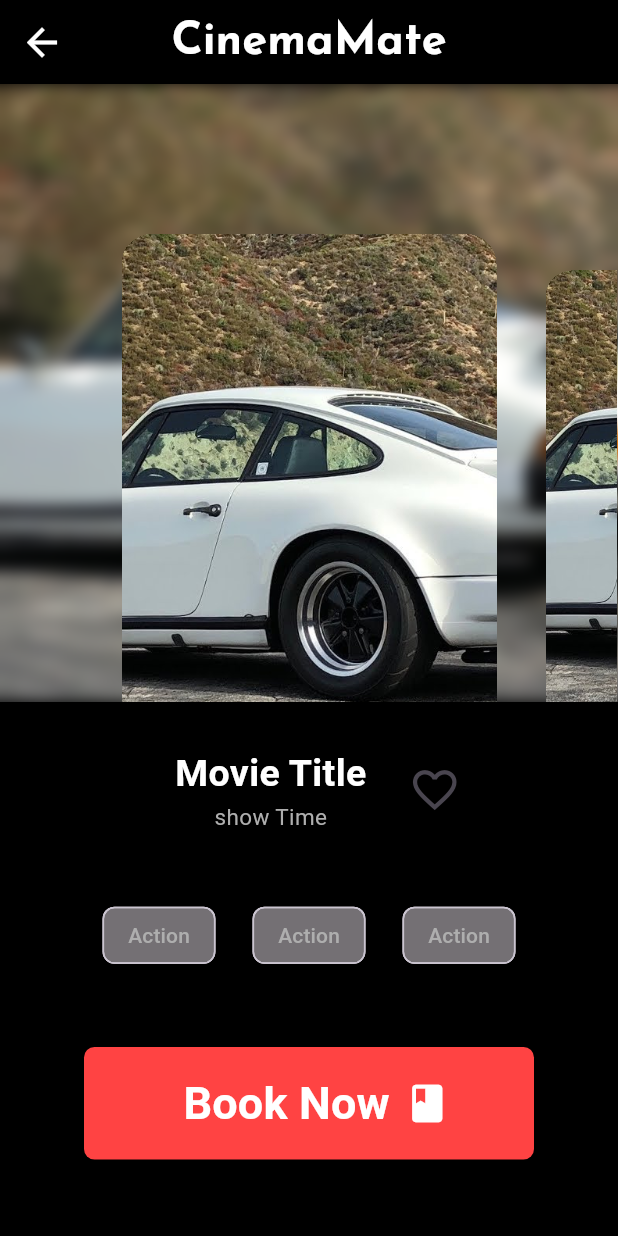
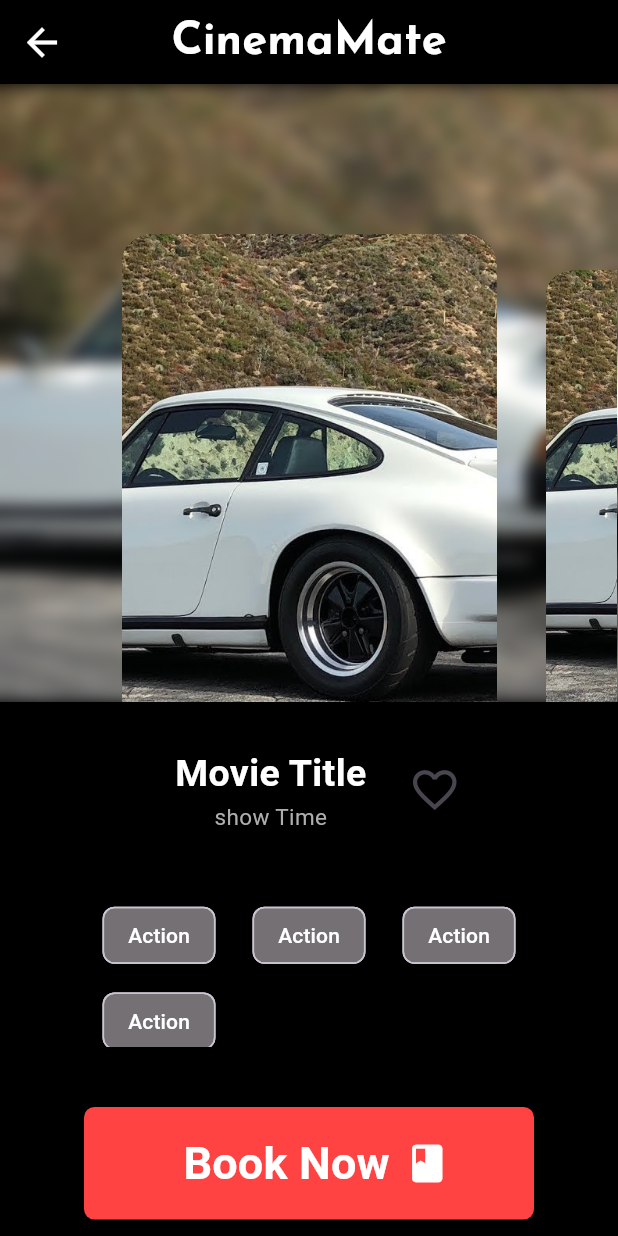
Before and after one commit to da-wit/flutter-2024-CinemaMate, a Flutter app: the CinemaMovieList screen opened directly, on a phone screen of 412 x 824 dp. Run offline on Flutter 3.47's test engine with Material 3 defaults, Android fonts, the phone set to English and light mode, and no system bars; drawn by our look-alikes of carousel_slider; our stand-ins replace google_fonts, numberpicker, transparent_image.

Commit message:
Fixed minor issues

```diff
--- a/cinema_mate/lib/presentation/screens/user/cinema_movies_list.dart
+++ b/cinema_mate/lib/presentation/screens/user/cinema_movies_list.dart
@@ -164,12 +164,14 @@ class _CinemaMovieListState extends State<CinemaMovieList> {
                         Genre(genre: 'Action'),
                         Genre(genre: 'Action'),
                         Genre(genre: 'Action'),
+                        Genre(genre: 'Action'),
                       ],
                     ),
                   )
                 ],
               ),
             ),
+            const SizedBox(height: 40),
             AppButton(
               title: 'Book Now',
               width: 300,
--- a/cinema_mate/lib/presentation/widgets/genre.dart
+++ b/cinema_mate/lib/presentation/widgets/genre.dart
@@ -11,11 +11,11 @@ class Genre extends StatelessWidget {
   @override
   Widget build(BuildContext context) {
     return Container(
-      margin: EdgeInsets.all(2),
+      margin: const EdgeInsets.all(2),
       child: Chip(
         label: Text(genre),
         backgroundColor: newColor.opblack,
-        labelStyle: TextStyle(color: newColor.grey),
+        labelStyle: TextStyle(color: newColor.white),
       ),
     );
   }
```
